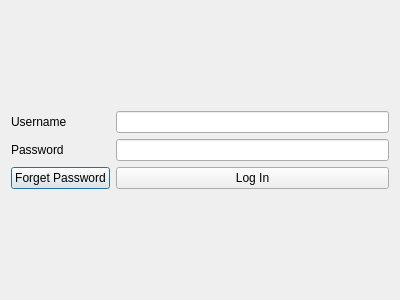
Qt form loginwindow.ui (Mohammadms00/SeaBattle) before a commit.
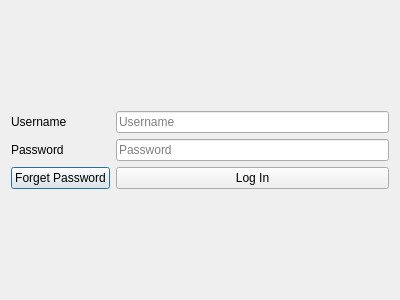
The same form after that commit.

Diff of the .ui file:
```diff
--- a/loginwindow.ui
+++ b/loginwindow.ui
@@ -37,7 +37,11 @@
       </widget>
      </item>
      <item row="0" column="1">
-      <widget class="QLineEdit" name="UsernameLE"/>
+      <widget class="QLineEdit" name="UsernameLE">
+       <property name="placeholderText">
+        <string>Username</string>
+       </property>
+      </widget>
      </item>
      <item row="1" column="0">
       <widget class="QLabel" name="label_2">
@@ -47,7 +51,14 @@
       </widget>
      </item>
      <item row="1" column="1">
-      <widget class="QLineEdit" name="PasswordLE"/>
+      <widget class="QLineEdit" name="PasswordLE">
+       <property name="echoMode">
+        <enum>QLineEdit::Password</enum>
+       </property>
+       <property name="placeholderText">
+        <string>Password</string>
+       </property>
+      </widget>
      </item>
      <item row="2" column="0">
       <widget class="QPushButton" name="ForgetPasswordButton">
```
